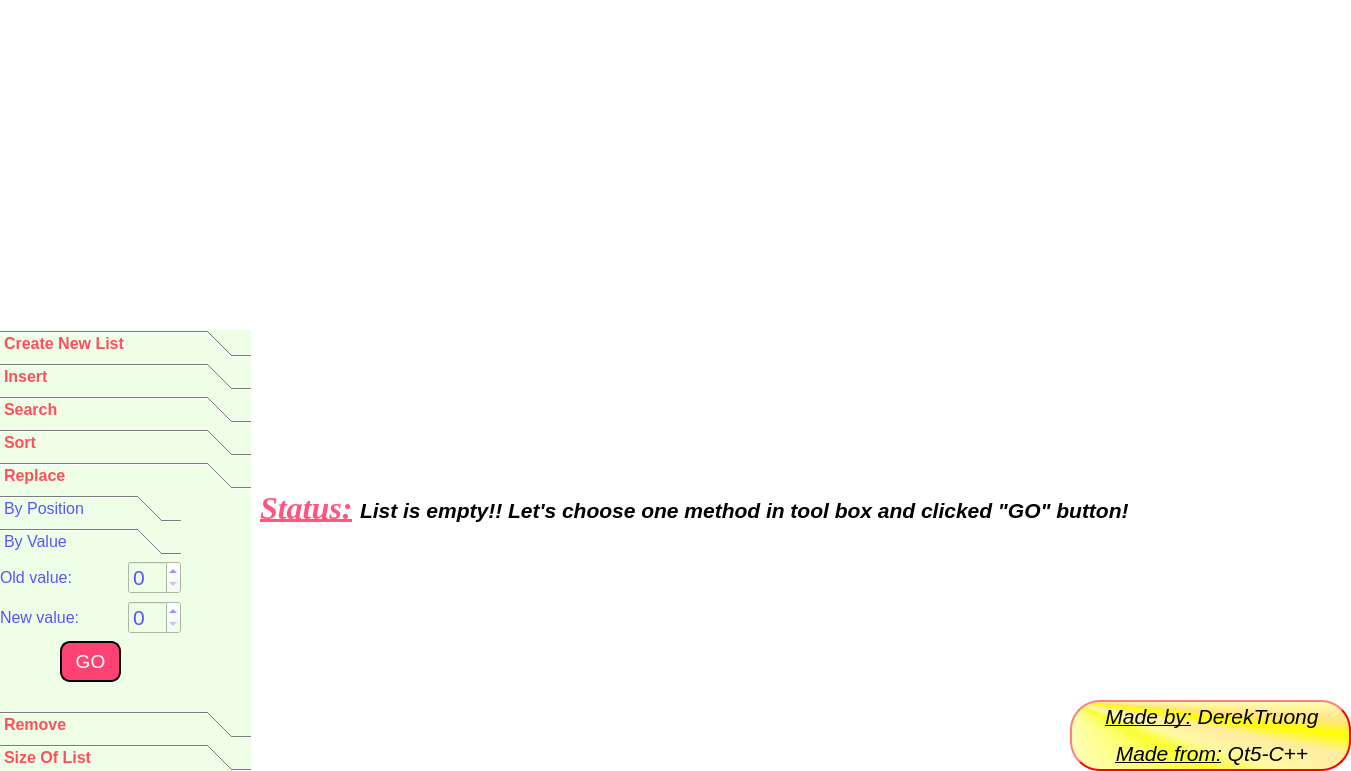
Above: Linked_list/main_widget.ui from derektruong/Visual_Linked_List_Qt5 before the change. Below: the same form after it.
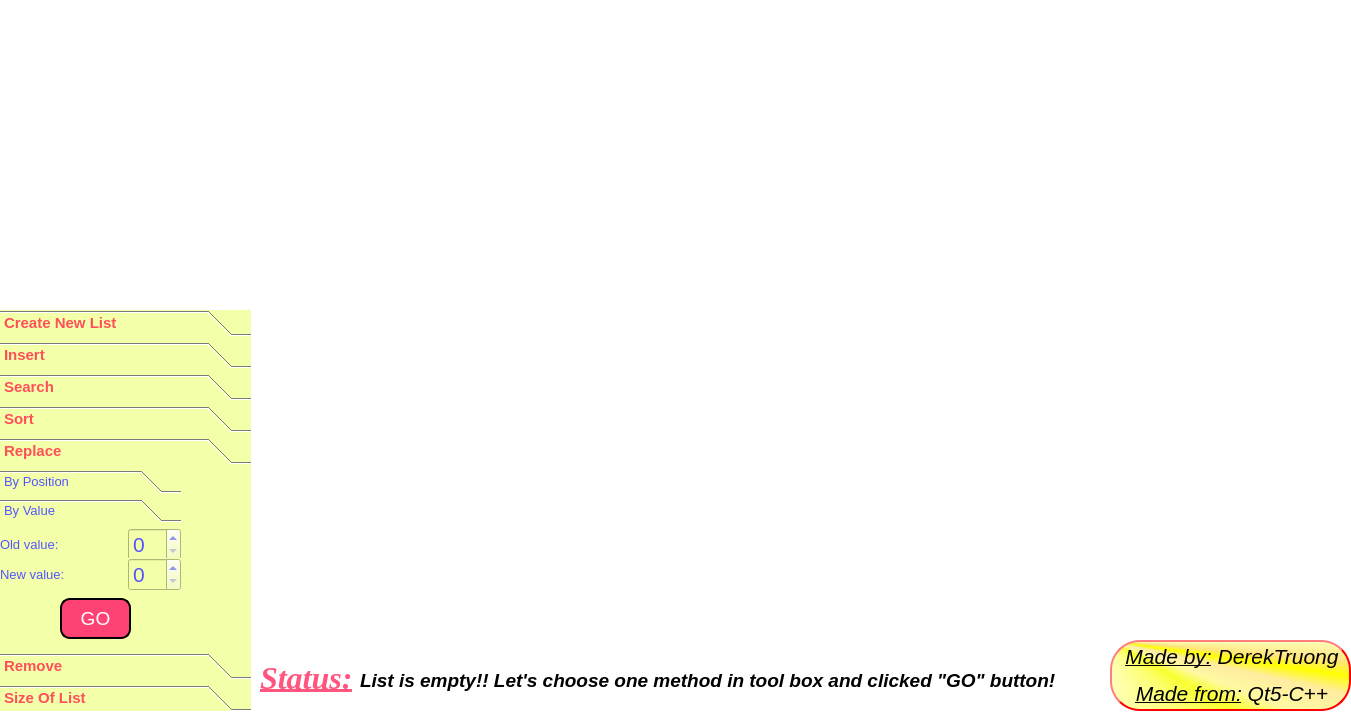
That is the form after the change. The open tabs and pages were chosen to show the change.

Diff of the .ui file:
```diff
--- a/Linked_list/main_widget.ui
+++ b/Linked_list/main_widget.ui
@@ -7,7 +7,7 @@
     <x>0</x>
     <y>0</y>
     <width>1351</width>
-    <height>771</height>
+    <height>713</height>
    </rect>
   </property>
   <property name="windowTitle">
@@ -20,22 +20,22 @@
    <property name="geometry">
     <rect>
      <x>0</x>
-     <y>330</y>
+     <y>310</y>
      <width>251</width>
-     <height>441</height>
+     <height>401</height>
     </rect>
    </property>
    <property name="font">
     <font>
-     <pointsize>12</pointsize>
+     <pointsize>11</pointsize>
      <weight>75</weight>
      <bold>true</bold>
     </font>
    </property>
    <property name="styleSheet">
     <string notr="true">border-color: rgb(246, 255, 147);
-background-color: rgb(239, 255, 231);
 color: rgb(255, 79, 91);
+background-color: rgb(244, 255, 169);
 
 
 </string>
@@ -199,7 +199,7 @@
      </widget>
     </widget>
    </widget>
-   <widget class="QWidget" name="Chen">
+   <widget class="QWidget" name="Insert">
     <property name="geometry">
      <rect>
       <x>0</x>
@@ -639,7 +639,7 @@
       <x>0</x>
       <y>0</y>
       <width>251</width>
-      <height>210</height>
+      <height>177</height>
      </rect>
     </property>
     <attribute name="label">
@@ -651,13 +651,13 @@
        <x>0</x>
        <y>0</y>
        <width>181</width>
-       <height>201</height>
+       <height>171</height>
       </rect>
      </property>
      <property name="font">
       <font>
        <family>MS Shell Dlg 2</family>
-       <pointsize>12</pointsize>
+       <pointsize>10</pointsize>
        <weight>50</weight>
        <italic>false</italic>
        <bold>false</bold>
@@ -809,8 +809,8 @@
        <rect>
         <x>0</x>
         <y>0</y>
-        <width>100</width>
-        <height>30</height>
+        <width>181</width>
+        <height>111</height>
        </rect>
       </property>
       <attribute name="label">
@@ -831,7 +831,7 @@
           <property name="font">
            <font>
             <family>MS Shell Dlg 2</family>
-            <pointsize>12</pointsize>
+            <pointsize>10</pointsize>
             <weight>50</weight>
             <italic>false</italic>
             <bold>false</bold>
@@ -877,7 +877,7 @@
        <property name="geometry">
         <rect>
          <x>0</x>
-         <y>40</y>
+         <y>30</y>
          <width>181</width>
          <height>33</height>
         </rect>
@@ -888,7 +888,7 @@
           <property name="font">
            <font>
             <family>MS Shell Dlg 2</family>
-            <pointsize>12</pointsize>
+            <pointsize>10</pointsize>
             <weight>50</weight>
             <italic>false</italic>
             <bold>false</bold>
@@ -934,8 +934,8 @@
        <property name="geometry">
         <rect>
          <x>60</x>
-         <y>80</y>
-         <width>61</width>
+         <y>70</y>
+         <width>71</width>
          <height>41</height>
         </rect>
        </property>
@@ -1189,7 +1189,7 @@
    <property name="geometry">
     <rect>
      <x>260</x>
-     <y>490</y>
+     <y>660</y>
      <width>101</width>
      <height>37</height>
     </rect>
@@ -1213,15 +1213,15 @@
    <property name="geometry">
     <rect>
      <x>360</x>
-     <y>490</y>
-     <width>901</width>
+     <y>660</y>
+     <width>741</width>
      <height>41</height>
     </rect>
    </property>
    <property name="font">
     <font>
      <family>Arial</family>
-     <pointsize>16</pointsize>
+     <pointsize>14</pointsize>
      <weight>75</weight>
      <italic>true</italic>
      <bold>true</bold>
@@ -1234,9 +1234,9 @@
   <widget class="QLabel" name="label_2">
    <property name="geometry">
     <rect>
-     <x>1070</x>
-     <y>700</y>
-     <width>281</width>
+     <x>1110</x>
+     <y>640</y>
+     <width>241</width>
      <height>71</height>
     </rect>
    </property>
```
Left out of the diff: 71 changed lines with no effect on the pictures.
